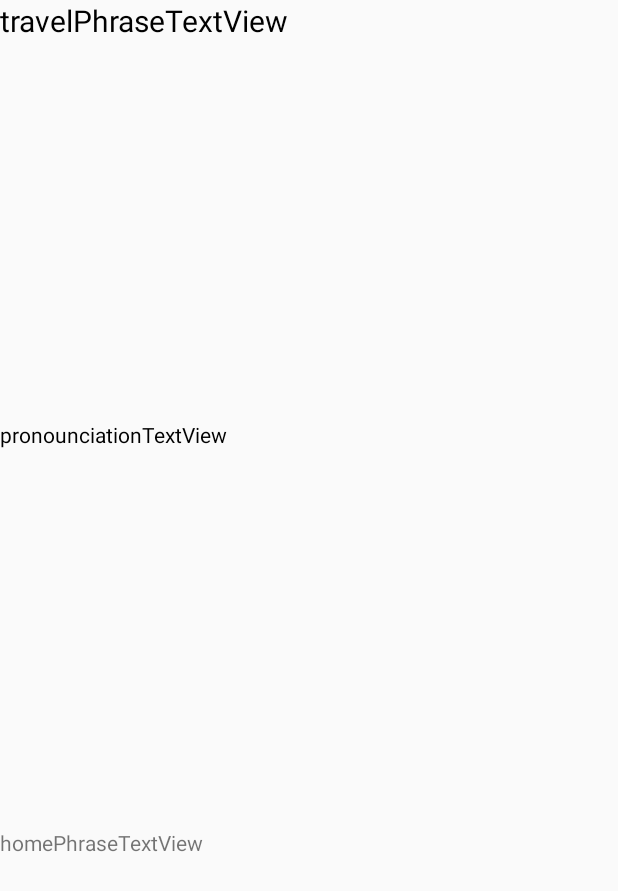
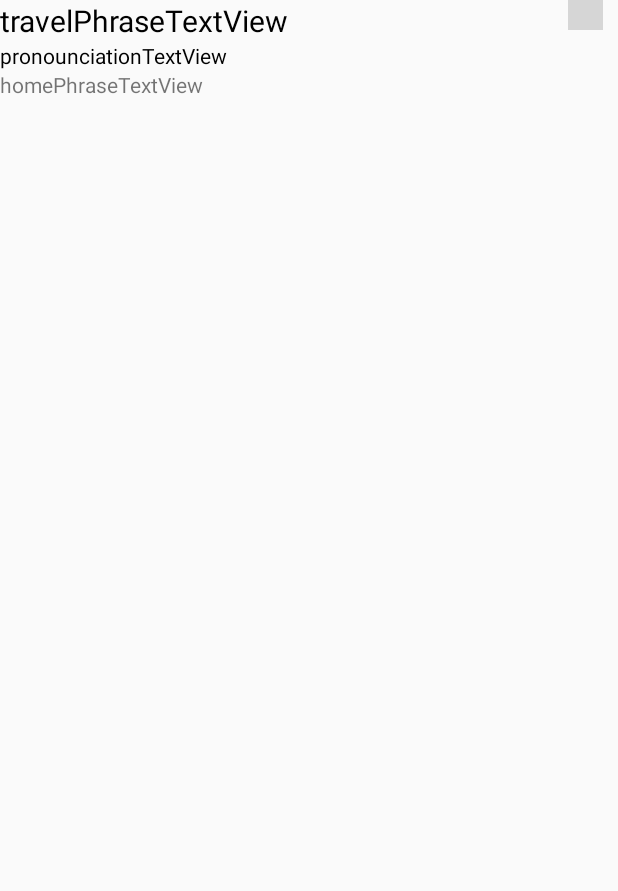
Before and after one commit to dannyko22/CantoneseEnglishTravelHandbookV3, an Android app: the layout phrases_row.xml on its own in the app's theme, with its tools: preview values and no code run, on a phone screen of 412 x 824 dp. Shown: the top 891 px of the screen. Run offline under Robolectric (Android 15) with nearby library versions, the phone set to English and light mode, and no system bars; grey boxes are pictures that could not be loaded.

Commit message:
added copy to clipboard function

```diff
--- a/app/src/main/java/com/cantoneseenglishtravelhandbook/activity_notepadrecycler.java
+++ b/app/src/main/java/com/cantoneseenglishtravelhandbook/activity_notepadrecycler.java
@@ -9,13 +9,9 @@ import android.os.Bundle;
 import android.support.v7.widget.LinearLayoutManager;
 import android.support.v7.widget.RecyclerView;
 import android.util.Log;
-import android.view.GestureDetector;
 import android.view.MenuItem;
-import android.view.MotionEvent;
 import android.view.View;
 import android.view.WindowManager;
-import android.widget.Button;
-
 import java.io.IOException;
 import java.util.ArrayList;
 
@@ -54,6 +50,8 @@ public class activity_notepadrecycler extends AppCompatActivity {
         getSupportActionBar().setDisplayHomeAsUpEnabled(true);
         getSupportActionBar().setDisplayShowHomeEnabled(true);
         getSupportActionBar().setTitle("Notepad");
+
+
 
         setupRecyclerList();
     }
--- a/app/src/main/res/layout/phrases_row.xml
+++ b/app/src/main/res/layout/phrases_row.xml
@@ -1,13 +1,21 @@
 <?xml version="1.0" encoding="utf-8"?>
 <LinearLayout xmlns:android="http://schemas.android.com/apk/res/android"
+    xmlns:app="http://schemas.android.com/apk/res-auto"
     xmlns:tools="http://schemas.android.com/tools"
     android:layout_width="match_parent"
     android:layout_height="match_parent"
+    android:orientation="horizontal">
+
+    <LinearLayout xmlns:android="http://schemas.android.com/apk/res/android"
+    xmlns:tools="http://schemas.android.com/tools"
+    android:layout_width="match_parent"
+    android:layout_weight="2"
+    android:layout_height="wrap_content"
     android:orientation="vertical">
 
     <TextView
         android:text="travelPhraseTextView"
-        android:layout_width="wrap_content"
+        android:layout_width="match_parent"
         android:layout_height="wrap_content"
         android:id="@+id/travelPhraseTextView"
         android:layout_weight="1"
@@ -28,4 +36,21 @@
         android:layout_height="wrap_content"
         android:id="@+id/homePhraseTextView"
         android:layout_weight="1" />
+
+    </LinearLayout>
+
+    <ImageButton
+        android:layout_width="40dp"
+        android:layout_height="20dp"
+        android:scaleType="fitXY"
+        android:layout_marginRight="10dp"
+        app:srcCompat="@drawable/copy"
+        android:background="@android:color/transparent"
+        android:id="@+id/copyImageButton"
+        android:layout_weight="1" />
+
+    <View
+        android:layout_width="0px"
+        android:layout_height="match_parent"
+        android:background="#000000"/>
 </LinearLayout>
```
Also changed, not shown: app/src/main/java/com/cantoneseenglishtravelhandbook/CategoryPhrasesActivity.java (+9 -14 lines), app/src/main/java/com/cantoneseenglishtravelhandbook/PhrasesAdapterClass.java (+23 -1 lines).
